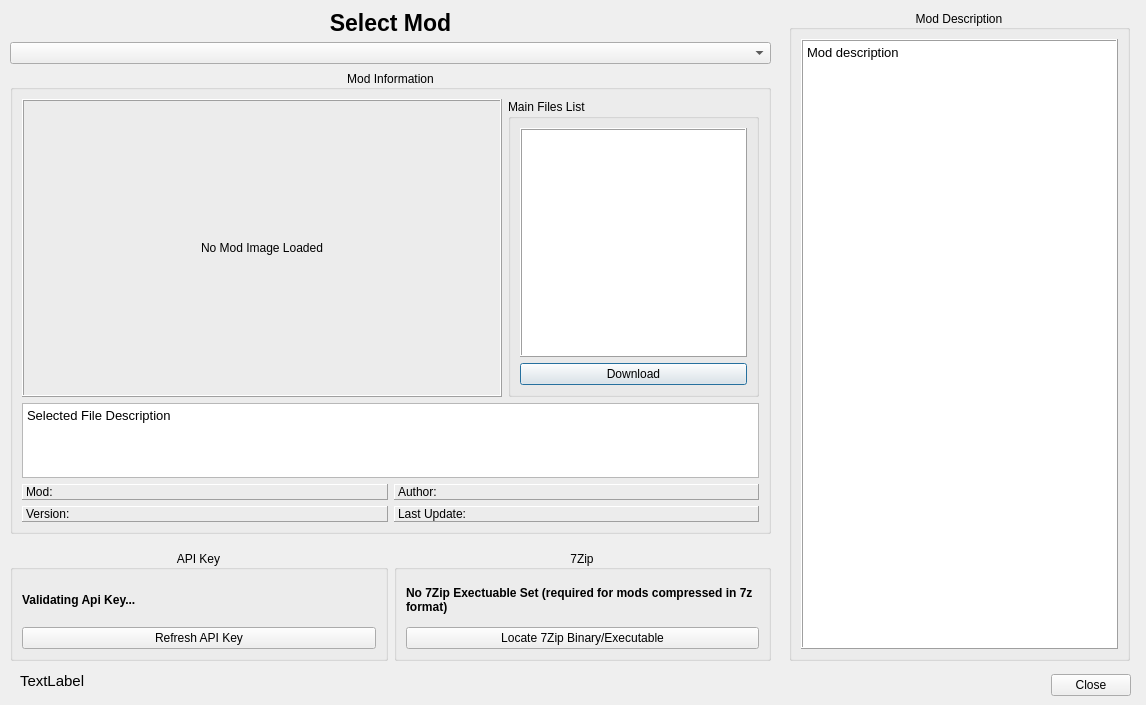
Above: modules/ModDownloader.ui from rainmakerv3/BB_Launcher before the change. Below: the same form after it.
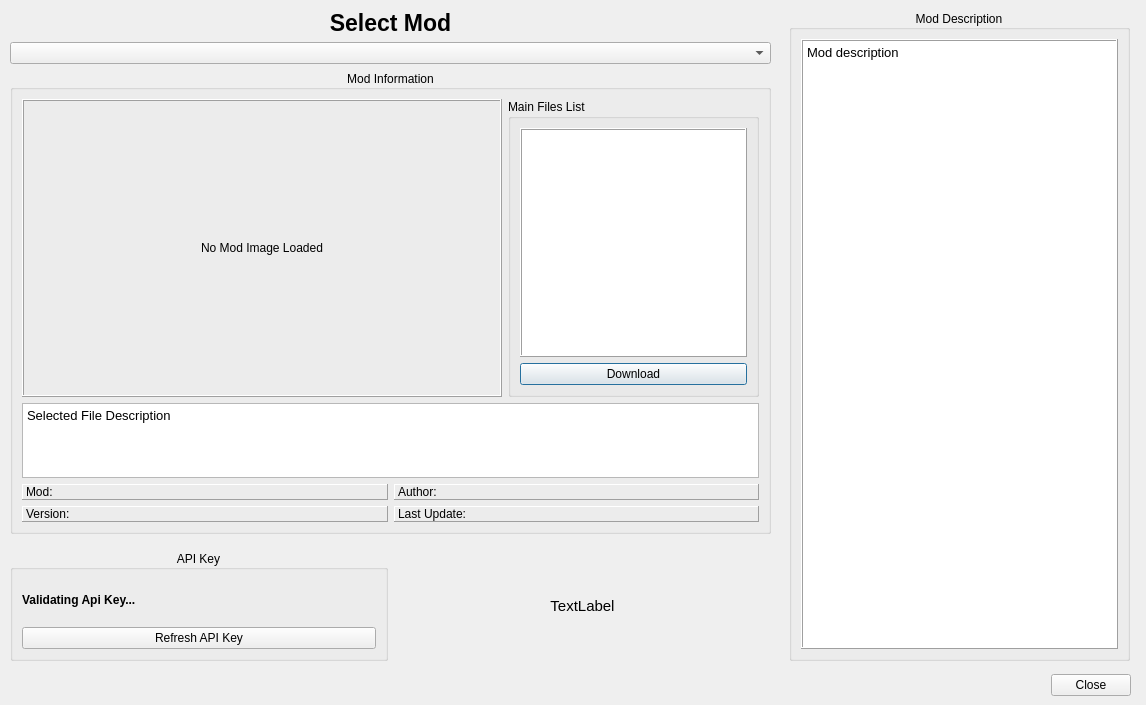
That is the form after the change.

```diff
--- a/modules/ModDownloader.ui
+++ b/modules/ModDownloader.ui
@@ -328,66 +328,41 @@
      </widget>
     </item>
     <item>
-     <widget class="QGroupBox" name="groupBox_5">
-      <property name="title">
-       <string>7Zip</string>
+     <widget class="QLabel" name="RecModsLabel">
+      <property name="sizePolicy">
+       <sizepolicy hsizetype="Preferred" vsizetype="Expanding">
+        <horstretch>0</horstretch>
+        <verstretch>0</verstretch>
+       </sizepolicy>
+      </property>
+      <property name="font">
+       <font>
+        <pointsize>11</pointsize>
+        <bold>false</bold>
+       </font>
+      </property>
+      <property name="frameShape">
+       <enum>QFrame::Shape::NoFrame</enum>
+      </property>
+      <property name="frameShadow">
+       <enum>QFrame::Shadow::Sunken</enum>
+      </property>
+      <property name="text">
+       <string>TextLabel</string>
       </property>
       <property name="alignment">
        <set>Qt::AlignmentFlag::AlignCenter</set>
       </property>
-      <property name="flat">
+      <property name="wordWrap">
        <bool>true</bool>
       </property>
-      <layout class="QVBoxLayout" name="verticalLayout_8">
-       <item>
-        <widget class="QLabel" name="zipLabel">
-         <property name="font">
-          <font>
-           <bold>true</bold>
-          </font>
-         </property>
-         <property name="text">
-          <string>No 7Zip Exectuable Set (required for mods compressed in 7z format)</string>
-         </property>
-         <property name="wordWrap">
-          <bool>true</bool>
-         </property>
-        </widget>
-       </item>
-       <item>
-        <widget class="QPushButton" name="zipButton">
-         <property name="text">
-          <string>Locate 7Zip Binary/Executable</string>
-         </property>
-        </widget>
-       </item>
-      </layout>
+      <property name="openExternalLinks">
+       <bool>false</bool>
+      </property>
      </widget>
     </item>
    </layout>
   </widget>
-  <widget class="QLabel" name="RecModsLabel">
-   <property name="geometry">
-    <rect>
-     <x>20</x>
-     <y>670</y>
-     <width>941</width>
-     <height>22</height>
-    </rect>
-   </property>
-   <property name="font">
-    <font>
-     <pointsize>11</pointsize>
-     <bold>false</bold>
-    </font>
-   </property>
-   <property name="text">
-    <string>TextLabel</string>
-   </property>
-   <property name="openExternalLinks">
-    <bool>false</bool>
-   </property>
-  </widget>
  </widget>
  <resources/>
  <connections>
```
